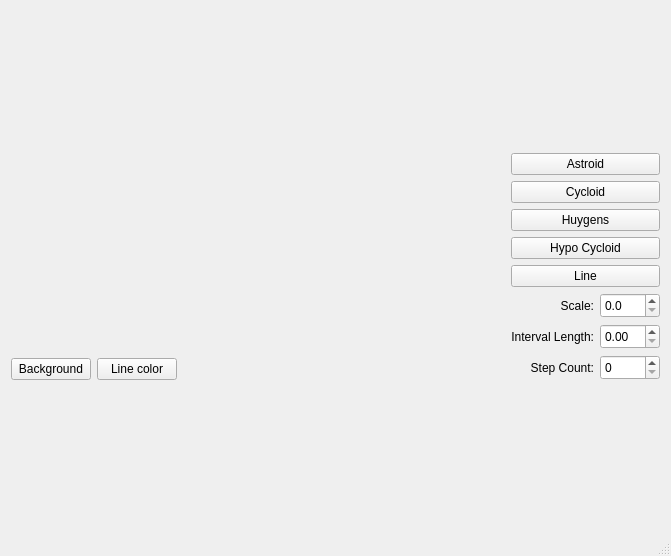
Old version of the form mainwindow.ui in the repository medaliyou/QtCurvesCPP.
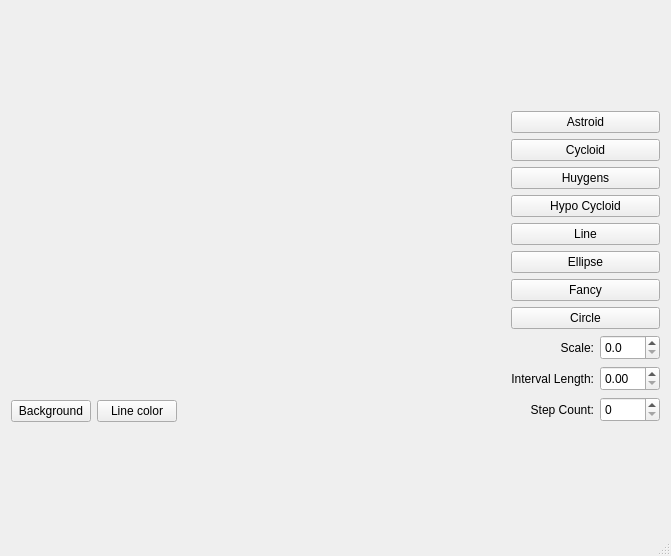
New version of the form. Custom widgets are drawn as their Qt base class.

Patch:
```diff
--- a/mainwindow.ui
+++ b/mainwindow.ui
@@ -86,6 +86,27 @@
         </property>
        </widget>
       </item>
+      <item>
+       <widget class="QPushButton" name="btnEllipse">
+        <property name="text">
+         <string>Ellipse</string>
+        </property>
+       </widget>
+      </item>
+      <item>
+       <widget class="QPushButton" name="btnFancy">
+        <property name="text">
+         <string>Fancy</string>
+        </property>
+       </widget>
+      </item>
+      <item>
+       <widget class="QPushButton" name="btnCircle">
+        <property name="text">
+         <string>Circle</string>
+        </property>
+       </widget>
+      </item>
       <item>
        <layout class="QHBoxLayout" name="horizontalLayout">
         <item>
```
